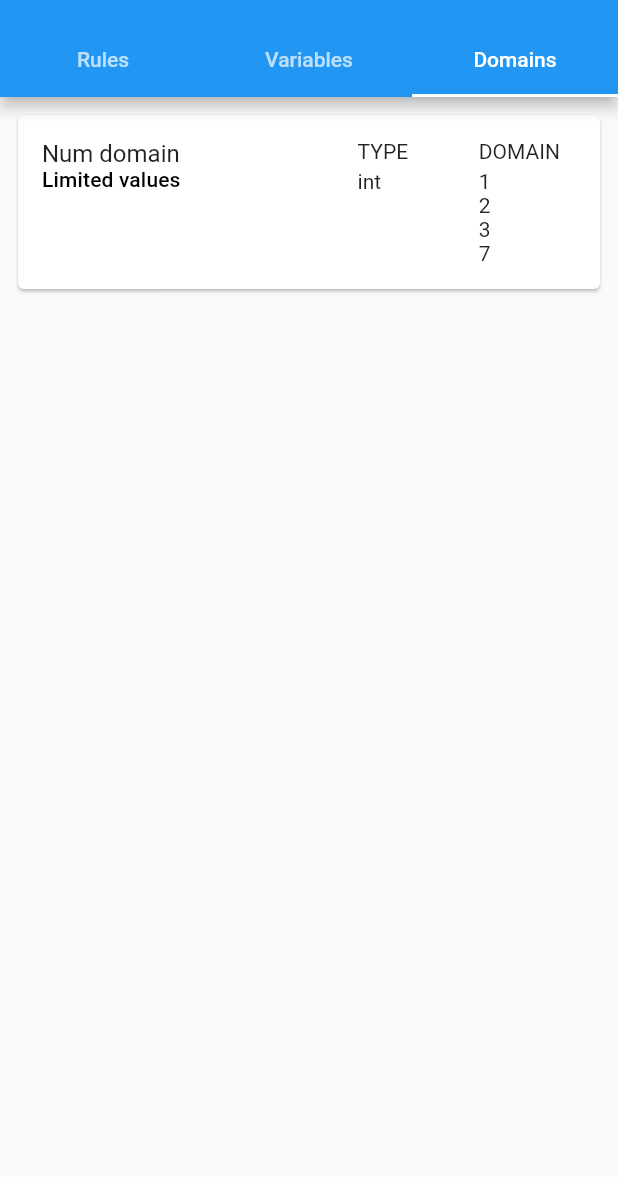
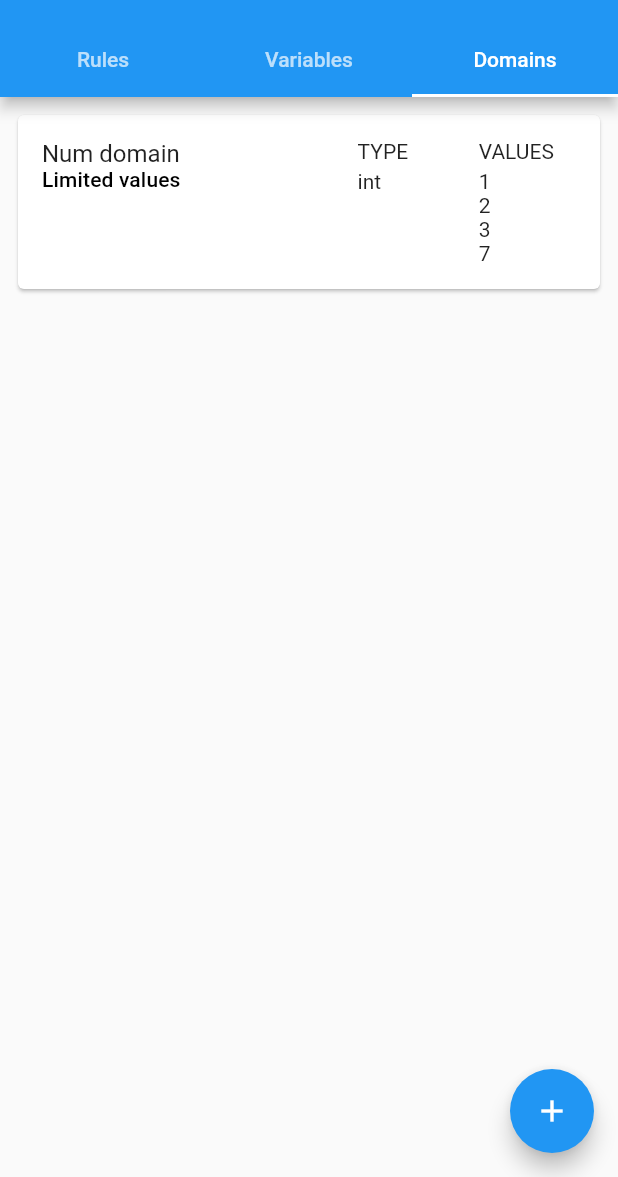
Before and after one commit to iskorotkov/es-shell, a Flutter app: the screen it shows after launch, tab 3 chosen, on a phone screen of 412 x 824 dp, the part 59-1236 px from its top. Run offline on Flutter 3.47's test engine with Material 2 defaults, Android fonts, the phone set to English and light mode, and no system bars.

Commit message:
feat: add fab to all tabs

```diff
--- a/lib/main.dart
+++ b/lib/main.dart
@@ -121,7 +121,7 @@ class HomePage extends StatelessWidget {
             ],
           ),
         ),
-        body: TabBarView(
+        body: const TabBarView(
           children: [
             RulesView(),
             VariablesView(),
--- a/lib/widgets/custom_view.dart
+++ b/lib/widgets/custom_view.dart
@@ -6,6 +6,7 @@ class CustomView<T> extends StatelessWidget {
   final List<Widget> sidebar;
   final List<T> items;
   final ItemWidgetBuilder<T> itemBuilder;
+  final VoidCallback onCreate;
   final VoidCallback onDelete;
 
   const CustomView({
@@ -13,6 +14,7 @@ class CustomView<T> extends StatelessWidget {
     required this.sidebar,
     required this.items,
     required this.itemBuilder,
+    required this.onCreate,
     required this.onDelete,
   }) : super(key: key);
 
@@ -21,11 +23,18 @@ class CustomView<T> extends StatelessWidget {
     return Row(
       children: [
         Expanded(
-          child: ListView.builder(
-            controller: ScrollController(),
-            itemCount: items.length,
-            padding: const EdgeInsets.all(8),
-            itemBuilder: (context, index) => itemBuilder(context, items[index]),
+          child: Scaffold(
+            body: ListView.builder(
+              controller: ScrollController(),
+              itemCount: items.length,
+              padding: const EdgeInsets.all(8),
+              itemBuilder: (context, index) =>
+                  itemBuilder(context, items[index]),
+            ),
+            floatingActionButton: FloatingActionButton(
+              onPressed: onCreate,
+              child: const Icon(Icons.add),
+            ),
           ),
         ),
         if (sidebar.isNotEmpty)
--- a/lib/widgets/domain_card.dart
+++ b/lib/widgets/domain_card.dart
@@ -23,7 +23,7 @@ class DomainCard extends StatelessWidget {
         Text(domain.dataType.name()),
       ],
       secondColumnChildren: [
-        const Text('DOMAIN'),
+        const Text('VALUES'),
         const SizedBox(height: 4),
         ...domain.values.map((e) => Text(e.toString())).toList(),
       ],
--- a/lib/widgets/domains_view.dart
+++ b/lib/widgets/domains_view.dart
@@ -35,6 +35,7 @@ class _DomainsViewState extends State<DomainsView> {
           },
         ),
       ),
+      onCreate: () {},
       onDelete: () {
         setState(() {
           project.domains.remove(_selected);
--- a/lib/widgets/rules_view.dart
+++ b/lib/widgets/rules_view.dart
@@ -36,6 +36,7 @@ class _RulesViewState extends State<RulesView> {
           },
         ),
       ),
+      onCreate: () {},
       onDelete: () {
         setState(() {
           project.rules.remove(_selected);
--- a/lib/widgets/variables_view.dart
+++ b/lib/widgets/variables_view.dart
@@ -36,6 +36,7 @@ class _VariablesViewState extends State<VariablesView> {
           },
         ),
       ),
+      onCreate: () {},
       onDelete: () {
         setState(() {
           project.variables.remove(_selected);
```
